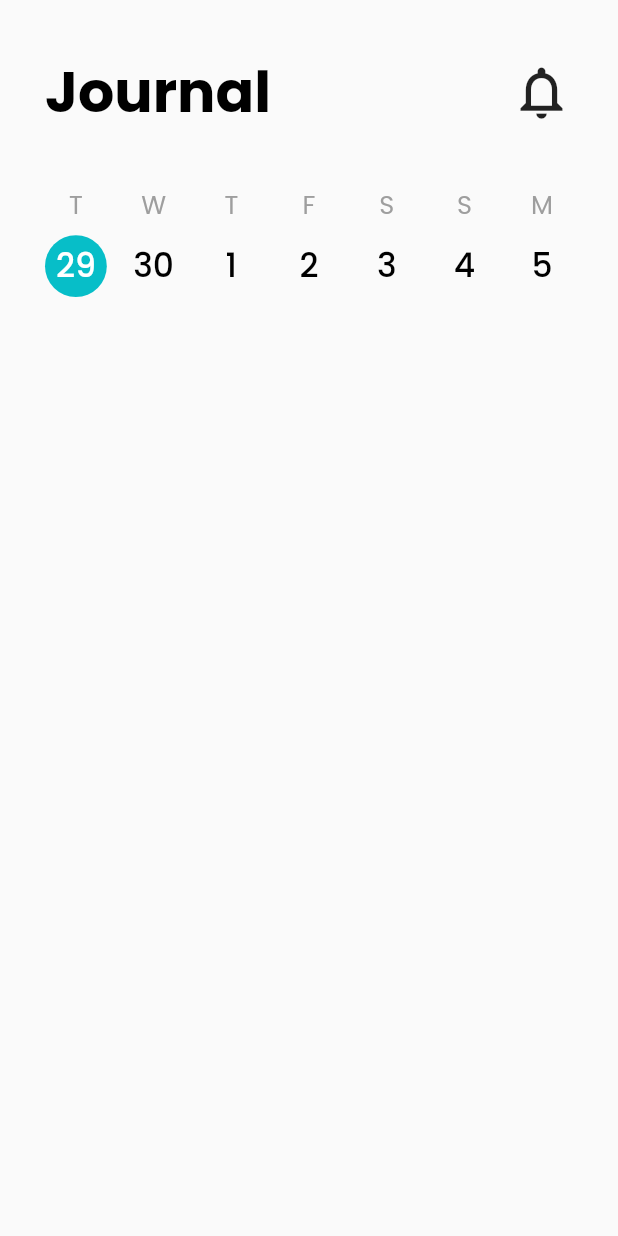
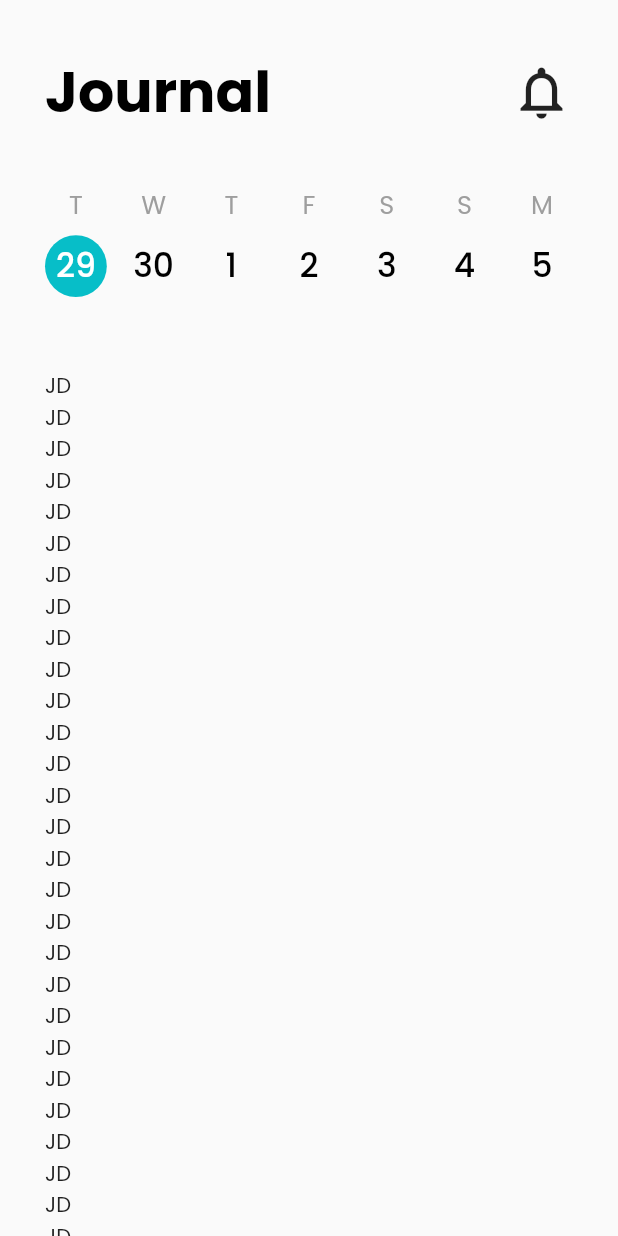
Before and after one commit to gonciuu/Medicine-App-In-Flutter, a Flutter app: the Home screen opened by its route, on a phone screen of 412 x 824 dp. Run offline on Flutter 3.47's test engine with Material 2 defaults, Android fonts, the phone set to English and light mode, and no system bars.

Commit message:
setup medicines listview

```diff
--- a/lib/screens/home/home.dart
+++ b/lib/screens/home/home.dart
@@ -1,5 +1,6 @@
 import 'package:flutter/cupertino.dart';
 import 'package:flutter/material.dart';
+import 'package:medicine/screens/home/medicines_list.dart';
 import '../../screens/home/calendar.dart';
 
 class Home extends StatefulWidget {
@@ -19,7 +20,8 @@ class _HomeState extends State<Home> {
         MediaQuery.of(context).size.height - MediaQuery.of(context).padding.top;
 
     return Scaffold(
-      body: SafeArea(
+      body: SingleChildScrollView(
+        child: SafeArea(
           child: Padding(
             padding: EdgeInsets.symmetric(vertical: 0.0, horizontal: 30.0),
             child: Column(
@@ -50,8 +52,11 @@ class _HomeState extends State<Home> {
                 SizedBox(
                   height: deviceHeight * 0.01,
                 ),
-              Calendar()
+                Calendar(),
+                SizedBox(height: deviceHeight*0.05),
+                MedicinesList()
               ],
+            ),
           ),
         ),
       ),
--- /dev/null
+++ b/lib/screens/home/medicine_card.dart
@@ -0,0 +1,9 @@
+import 'package:flutter/material.dart';
+
+
+class MedicineCard extends StatelessWidget {
+  @override
+  Widget build(BuildContext context) {
+    return Text("JD");
+  }
+}
--- /dev/null
+++ b/lib/screens/home/medicines_list.dart
@@ -0,0 +1,14 @@
+import 'package:flutter/material.dart';
+import '../../screens/home/medicine_card.dart';
+
+class MedicinesList extends StatelessWidget {
+  @override
+  Widget build(BuildContext context) {
+    return ListView.builder(
+      itemBuilder: (context, index) => MedicineCard(),
+      itemCount: 100,
+      shrinkWrap: true,
+      physics: NeverScrollableScrollPhysics(),
+    );
+  }
+}
```
Lines whose indentation alone changed are shown as unchanged.
